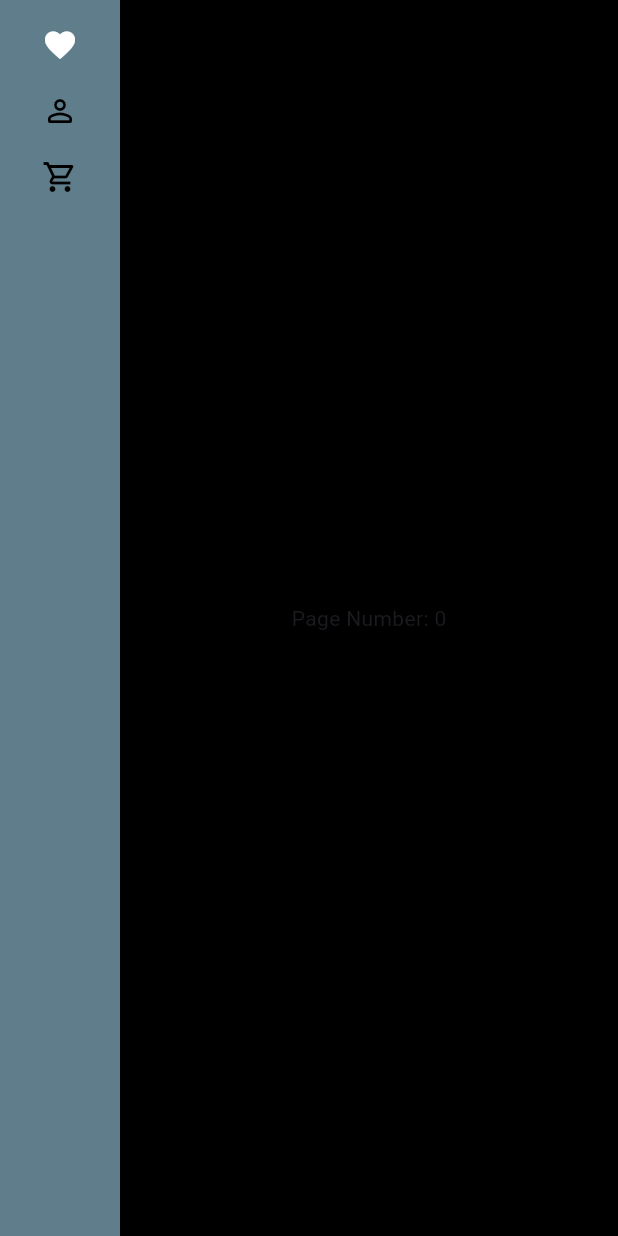
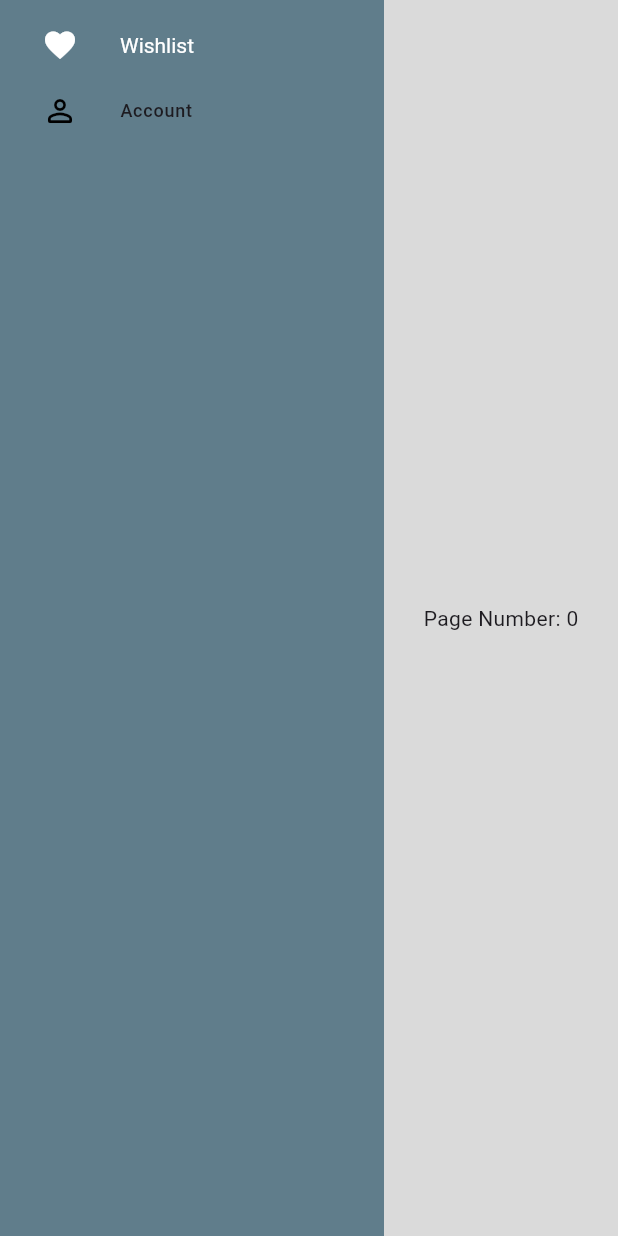
Before and after one commit to malavikaac/Flutter_navigationrail, a Flutter app: the screen it shows after launch, on a phone screen of 412 x 824 dp. Run offline on Flutter 3.47's test engine with Material 3 defaults, Android fonts, the phone set to English and light mode, and no system bars.

```diff
--- a/lib/home_screen.dart
+++ b/lib/home_screen.dart
@@ -19,14 +19,16 @@ class _NavBarState extends State<NavBar> {
         children: <Widget>[
           // create a navigation rail
           NavigationRail(
+
             selectedIndex: _selectedIndex,
             onDestinationSelected: (int index) {
               setState(() {
                 _selectedIndex = index;
               });
             },
+            extended: true,
             indicatorColor: Colors.blueGrey,
-           labelType: NavigationRailLabelType.none,
+          // labelType: NavigationRailLabelType.all,
             backgroundColor: Colors.blueGrey,
             destinations: const <NavigationRailDestination>
 
@@ -45,20 +47,28 @@ class _NavBarState extends State<NavBar> {
                 selectedIcon: Icon(Icons.person),
                 label: Text('Account'),
               ),
-              NavigationRailDestination(
-                icon: Icon(Icons.shopping_cart_outlined),
-                selectedIcon: Icon(Icons.shopping_cart),
-                label: Text('Cart'),
-              ),
+            //    NavigationRailDestination(
+            // icon: Icon(Icons.mail),
+            // selectedIcon: Icon(Icons.mail),
+            // label: Row(
+            //   children: [
+            //      icon: Icon(Icons.mail),
+            //     Padding(
+            //       padding: EdgeInsets.only(left: 8.0),
+            //       child: Text('Messages'),
+            //     ),
+            //   ],
+            // ), )
+
             ],
             selectedIconTheme: const IconThemeData(color: Colors.white),
             unselectedIconTheme: const IconThemeData(color: Colors.black),
             selectedLabelTextStyle: const TextStyle(color: Colors.white),
           ),
-          // const VerticalDivider(thickness: 1, width: 1),
+
           Expanded(
             child: Container(
-              color: Colors.black,
+              color: const Color.fromARGB(255, 218, 218, 218),
               child: Center(
                 child: Text('Page Number: $_selectedIndex'),
               ),
--- a/lib/main.dart
+++ b/lib/main.dart
@@ -1,5 +1,6 @@
 import 'package:flutter/material.dart';
 import 'package:profile_ui/home_screen.dart';
+
 
 void main() {
   runApp(const MyApp());
@@ -10,6 +11,7 @@ class MyApp extends StatelessWidget {
   @override
   Widget build(BuildContext context) {
     return MaterialApp(
+      debugShowCheckedModeBanner: false,
       theme: ThemeData(
         colorScheme: ColorScheme.fromSeed(seedColor: Colors.deepPurple),
         useMaterial3: true,
```
